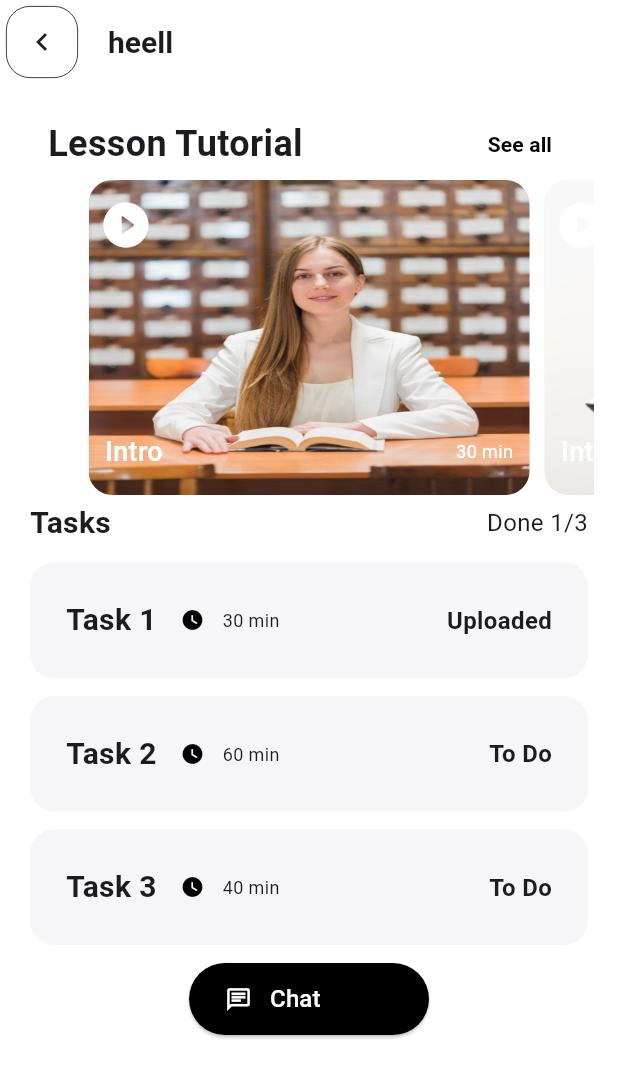
After one commit to Ayush-WeServe/ui-mobile, a Flutter app: the TutorialScreen screen opened by its route, on a phone screen of 412 x 824 dp. The commit adds this screen. Shown: the top 1078 px of the screen. Run offline on Flutter 3.47's test engine with Material 3 defaults, Android fonts, the light colour scheme and no system bars; drawn by our look-alikes of carousel_slider; our stand-ins replace dotted_line, get; missing offline and left inert: image_stack, weekly_date_picker.

Commit message:
3rd day commit

```diff
--- /dev/null
+++ b/lib/bindings/homework_status_binding.dart
@@ -0,0 +1,9 @@
+import 'package:get/get.dart';
+import 'package:ui_mobile/controllers/homework_status_controller.dart';
+
+class HomeworkStatusBinding extends Bindings {
+  @override
+  void dependencies() {
+    Get.lazyPut(() => HomeworkStatusController());
+  }
+}
--- /dev/null
+++ b/lib/ui/screens/tutorial_screen.dart
@@ -0,0 +1,50 @@
+import 'package:flutter/material.dart';
+import 'package:get/get.dart';
+import 'package:ui_mobile/ui/widgets/box_heading_container.dart';
+import 'package:ui_mobile/ui/widgets/task_list.dart';
+
+import '../../utils/constants/colors.dart';
+import '../../utils/constants/routes.dart';
+import '../../utils/constants/sizes.dart';
+import '../../utils/constants/styles.dart';
+import '../widgets/icon_button_container.dart';
+import '../widgets/lessons_widget.dart';
+
+class TutorialScreen extends StatelessWidget {
+  const TutorialScreen({super.key});
+
+  @override
+  Widget build(BuildContext context) {
+    // final String subject = Get.arguments;
+    return Scaffold(
+        appBar: AppBar(
+          title: Text(
+            // subject,
+            'heell',
+            style: AppStyles.bodyLarge,
+          ),
+          leading: Padding(
+            padding: const EdgeInsets.all(AppSizes.paddingXS),
+            child: IconButtonContainer(
+              icon: Icons.keyboard_arrow_left,
+              onTap: () {
+                Get.toNamed(AppRouteNames.nav);
+              },
+              border: true,
+            ),
+          ),
+          backgroundColor: AppColors.lightScaffold,
+        ),
+        body: Padding(
+          padding: const EdgeInsets.symmetric(
+              horizontal: AppSizes.paddingMD, vertical: AppSizes.paddingMD),
+          child: Column(
+            children: [
+              BoxHeadingContainer(topic: 'Lesson Tutorial'),
+              LessonsWidget(),
+              TaskList(),
+            ],
+          ),
+        ));
+  }
+}
--- a/lib/ui/widgets/custom_elevated_button.dart
+++ b/lib/ui/widgets/custom_elevated_button.dart
@@ -8,28 +8,42 @@ class CustomElevatedButton extends StatelessWidget {
   final String text;
   final String route;
   final List arg;
+  final IconData? icon;
 
   const CustomElevatedButton(
       {super.key,
       required this.text,
       required this.route,
-      this.arg = const []});
+      this.arg = const [],
+      this.icon});
 
   @override
   Widget build(BuildContext context) {
     return SizedBox(
         height: AppSizes.buttonSM,
-        // width: 280,
+        width: AppSizes.imageLG,
         child: ElevatedButton(
             style: ElevatedButton.styleFrom(backgroundColor: AppColors.dark),
             onPressed: () {
               Get.toNamed(route, arguments: arg);
             },
-            child: Text(
-              text,
-              style: TextStyle(
-                  fontSize: AppSizes.fontsBodySmall,
-                  color: AppColors.lightScaffold),
+            child: Row(
+              spacing: AppSizes.spacingXS,
+              children: [
+                Visibility(
+                  visible: icon != null,
+                  child: Icon(
+                    icon,
+                    color: AppColors.lightScaffold,
+                  ),
+                ),
+                Text(
+                  text,
+                  style: TextStyle(
+                      fontSize: AppSizes.fontsBodySmall,
+                      color: AppColors.lightScaffold),
+                ),
+              ],
             )));
   }
 }
--- /dev/null
+++ b/lib/ui/widgets/lessons_widget.dart
@@ -0,0 +1,80 @@
+import 'package:carousel_slider/carousel_slider.dart';
+import 'package:flutter/material.dart';
+import 'package:ui_mobile/utils/constants/colors.dart';
+import 'package:ui_mobile/utils/constants/images.dart';
+import 'package:ui_mobile/utils/constants/sizes.dart';
+import 'package:ui_mobile/utils/constants/styles.dart';
+
+class LessonsWidget extends StatelessWidget {
+  const LessonsWidget({super.key});
+
+  @override
+  Widget build(BuildContext context) {
+    return CarouselSlider(
+      options: CarouselOptions(
+          height: AppSizes.imageXXL, enableInfiniteScroll: false),
+      items: [
+        AppImages.prof1,
+        AppImages.prof,
+        AppImages.user4,
+        AppImages.user2,
+        AppImages.user3
+      ].map((i) {
+        return Builder(
+          builder: (BuildContext context) {
+            return Stack(
+              children: [
+                Container(
+                  width: MediaQuery.of(context).size.width + 20,
+                  height: AppSizes.imageXXL,
+                  margin: EdgeInsets.symmetric(horizontal: 5.0),
+                  decoration: BoxDecoration(
+                      borderRadius: BorderRadius.circular(AppSizes.radiusMD),
+                      color: AppColors.lightBlueBackground),
+                  child: ClipRRect(
+                    borderRadius: BorderRadius.circular(AppSizes.radiusMD),
+                    child: Image.asset(
+                      i,
+                      fit: BoxFit.fill,
+                    ),
+                  ),
+                ),
+                Padding(
+                  padding: const EdgeInsets.symmetric(
+                      horizontal: AppSizes.paddingSM,
+                      vertical: AppSizes.paddingSM),
+                  child: Icon(
+                    Icons.play_circle_fill_rounded,
+                    color: AppColors.lightScaffold,
+                    size: AppSizes.buttonXS,
+                  ),
+                ),
+                Padding(
+                  padding: const EdgeInsets.symmetric(
+                      horizontal: AppSizes.paddingMD,
+                      vertical: AppSizes.paddingMD),
+                  child: Align(
+                    alignment: Alignment.bottomLeft,
+                    child: Row(
+                      mainAxisAlignment: MainAxisAlignment.spaceBetween,
+                      children: [
+                        Text(
+                          'Intro',
+                          style: AppStyles.tutorialTopic,
+                        ),
+                        Text(
+                          '30 min',
+                          style: AppStyles.tutorialTime,
+                        ),
+                      ],
+                    ),
+                  ),
+                )
+              ],
+            );
+          },
+        );
+      }).toList(),
+    );
+  }
+}
--- /dev/null
+++ b/lib/ui/widgets/task_container.dart
@@ -0,0 +1,66 @@
+import 'package:flutter/material.dart';
+import 'package:flutter/widgets.dart';
+import 'package:ui_mobile/utils/constants/colors.dart';
+
+import '../../utils/constants/sizes.dart';
+import '../../utils/constants/styles.dart';
+
+class TaskContainer extends StatelessWidget {
+  final String task;
+  final String time;
+  final String status;
+  const TaskContainer(
+      {super.key,
+      required this.task,
+      required this.time,
+      required this.status});
+
+  @override
+  Widget build(BuildContext context) {
+    return Container(
+      decoration: BoxDecoration(
+          borderRadius: BorderRadius.circular(AppSizes.radiusMD),
+          color: AppColors.inputFieldColor),
+      width: double.infinity,
+      child: Padding(
+        padding: const EdgeInsets.symmetric(
+            horizontal: AppSizes.paddingLG, vertical: AppSizes.paddingLG),
+        child: Row(
+          spacing: AppSizes.spacingSM,
+          children: [
+            Text(
+              task,
+              style: AppStyles.bodyLarge,
+            ),
+            Expanded(
+              child: Row(
+                mainAxisAlignment: MainAxisAlignment.spaceBetween,
+                spacing: AppSizes.spacingMD,
+                children: [
+                  Row(
+                    spacing: AppSizes.spacingXS,
+                    children: [
+                      Icon(
+                        Icons.watch_later_rounded,
+                        color: AppColors.dark,
+                        size: AppSizes.iconXS,
+                      ),
+                      Text(
+                        time,
+                        style: AppStyles.labelSmall,
+                      )
+                    ],
+                  ),
+                  Text(
+                    status,
+                    style: AppStyles.labelLarge,
+                  )
+                ],
+              ),
+            ),
+          ],
+        ),
+      ),
+    );
+  }
+}
--- /dev/null
+++ b/lib/ui/widgets/task_list.dart
@@ -0,0 +1,62 @@
+import 'package:flutter/material.dart';
+import 'package:ui_mobile/ui/widgets/custom_elevated_button.dart';
+import 'package:ui_mobile/utils/constants/routes.dart';
+import 'package:ui_mobile/utils/constants/sizes.dart';
+import 'package:ui_mobile/utils/constants/styles.dart';
+
+import 'task_container.dart';
+
+class TaskList extends StatelessWidget {
+  const TaskList({super.key});
+
+  @override
+  Widget build(BuildContext context) {
+    return Padding(
+      padding: EdgeInsets.symmetric(
+          horizontal: AppSizes.paddingXS, vertical: AppSizes.paddingXS),
+      child: Column(
+        spacing: AppSizes.spacingXS,
+        children: [
+          Row(
+            mainAxisAlignment: MainAxisAlignment.spaceBetween,
+            children: [
+              Text(
+                'Tasks',
+                style: AppStyles.bodyLarge,
+              ),
+              Text(
+                'Done 1/3',
+                style: AppStyles.bodySmall,
+              )
+            ],
+          ),
+          Column(
+            spacing: AppSizes.spacingXS,
+            children: [
+              TaskContainer(
+                task: 'Task 1',
+                time: '30 min',
+                status: 'Uploaded',
+              ),
+              TaskContainer(
+                task: 'Task 2',
+                time: '60 min',
+                status: 'To Do',
+              ),
+              TaskContainer(
+                task: 'Task 3',
+                time: '40 min',
+                status: 'To Do',
+              ),
+            ],
+          ),
+          CustomElevatedButton(
+            text: 'Chat',
+            route: AppRouteNames.nav,
+            icon: Icons.chat_outlined,
+          )
+        ],
+      ),
+    );
+  }
+}
--- a/lib/utils/constants/routes.dart
+++ b/lib/utils/constants/routes.dart
@@ -1,4 +1,5 @@
 import 'package:get/get.dart';
+import 'package:ui_mobile/bindings/homework_status_binding.dart';
 import 'package:ui_mobile/bindings/tab_binding.dart';
 import 'package:ui_mobile/bindings/week_binding.dart';
 import 'package:ui_mobile/ui/common/tab_bar_widget.dart';
@@ -10,6 +11,7 @@ import 'package:ui_mobile/ui/screens/notifications_screen.dart';
 import 'package:ui_mobile/ui/screens/schedule_screen.dart';
 import 'package:ui_mobile/ui/screens/subjects_screen.dart';
 import 'package:ui_mobile/ui/common/navbar_widget.dart';
+import 'package:ui_mobile/ui/screens/tutorial_screen.dart';
 
 import '../../ui/screens/home_screen.dart';
 import '../../ui/screens/splash_screen.dart';
@@ -42,7 +44,7 @@ class AppRoutes {
     GetPage(
         name: AppRouteNames.nav,
         page: () => NavBarWidget(),
-        binding: NavBinding()),
+        bindings: [NavBinding(), HomeworkStatusBinding()]),
     GetPage(
       name: AppRouteNames.notification,
       page: () => NotificationsScreen(),
@@ -67,6 +69,10 @@ class AppRoutes {
       name: AppRouteNames.libraryScreen,
       page: () => LibraryScreen(),
     ),
+    GetPage(
+      name: AppRouteNames.tutorialScreen,
+      page: () => TutorialScreen(),
+    ),
   ];
 }
 
@@ -84,4 +90,5 @@ class AppRouteNames {
   static const String tabBar = '/TabBar-Widget';
   static const String homeworkScreen = '/homework-Screen';
   static const String libraryScreen = '/library-Screen';
+  static const String tutorialScreen = '/tutorial-Screen';
 }
--- a/lib/utils/constants/sizes.dart
+++ b/lib/utils/constants/sizes.dart
@@ -29,6 +29,8 @@ class AppSizes {
   static const double spacingLG = 32;
   static const double spacingXL = 48;
 
+  static const double buttonS = 24;
+  static const double buttonXS = 36;
   static const double buttonSM = 48;
   static const double buttonMD = 64;
   static const double buttonLG = 80;
@@ -44,6 +46,7 @@ class AppSizes {
   static const double imageMD = 128;
   static const double imageLG = 160;
   static const double imageXL = 192;
+  static const double imageXXL = 210;
 
   static const double radiusXS = 4;
   static const double radiusSM = 8;
--- a/lib/utils/constants/styles.dart
+++ b/lib/utils/constants/styles.dart
@@ -79,4 +79,16 @@ class AppStyles {
     fontWeight: FontWeight.w500,
     fontSize: AppSizes.fontsLabelMedium,
   );
+
+  static final TextStyle? tutorialTopic = TextStyle(
+      color: AppColors.lightScaffold,
+      fontWeight: FontWeight.w500,
+      fontSize: AppSizes.fontsBodyMedium,
+      overflow: TextOverflow.ellipsis);
+
+  static final TextStyle? tutorialTime = TextStyle(
+      color: AppColors.lightScaffold,
+      fontWeight: FontWeight.w400,
+      fontSize: AppSizes.fontsLabelSmall,
+      overflow: TextOverflow.ellipsis);
 }
--- a/pubspec.yaml
+++ b/pubspec.yaml
@@ -20,6 +20,7 @@ dependencies:
   dotted_line: ^3.2.3
   weekly_date_picker: ^1.4.2
   image_stack: ^2.1.1
+  carousel_slider: ^5.0.0
 
 dev_dependencies:
   flutter_test:
```
Also changed, not shown: lib/controllers/homework_status_controller.dart (added, +14 -0 lines), lib/ui/screens/homeWork_screen.dart (+40 -2 lines), lib/ui/widgets/homework_container.dart (added, +68 -0 lines), lib/ui/widgets/homework_container_button.dart (added, +34 -0 lines), lib/ui/widgets/homework_heading.dart (added, +36 -0 lines), pubspec.lock, 1 other file.
